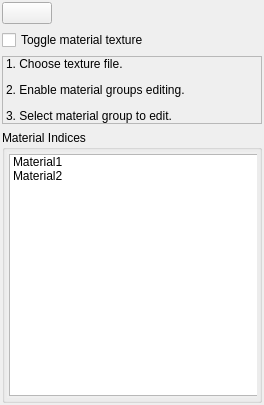
The window that Sources/formmaterialindicesmanager.ui (kmkolasinski/AwesomeBump) describes before a commit, drawn with Qt 5.
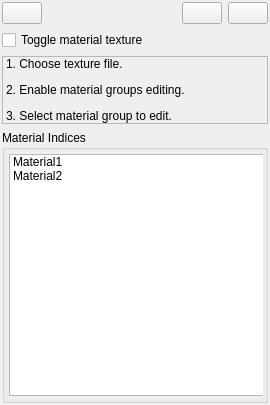
The same window after the commit. Icons and pictures are not drawn.

Diff of the .ui file:
```diff
--- a/Sources/formmaterialindicesmanager.ui
+++ b/Sources/formmaterialindicesmanager.ui
@@ -6,7 +6,7 @@
    <rect>
     <x>0</x>
     <y>0</y>
-    <width>264</width>
+    <width>270</width>
     <height>405</height>
    </rect>
   </property>
@@ -36,7 +36,7 @@
     <number>2</number>
    </property>
    <item>
-    <layout class="QVBoxLayout" name="verticalLayout_4">
+    <layout class="QHBoxLayout" name="horizontalLayout">
      <item>
       <widget class="QPushButton" name="pushButtonOpenMaterialImage">
        <property name="maximumSize">
@@ -69,6 +69,53 @@
        </property>
       </widget>
      </item>
+     <item>
+      <spacer name="horizontalSpacer">
+       <property name="orientation">
+        <enum>Qt::Horizontal</enum>
+       </property>
+       <property name="sizeHint" stdset="0">
+        <size>
+         <width>40</width>
+         <height>20</height>
+        </size>
+       </property>
+      </spacer>
+     </item>
+     <item>
+      <widget class="QPushButton" name="pushButtonCopyToClipboard">
+       <property name="text">
+        <string/>
+       </property>
+       <property name="icon">
+        <iconset resource="content.qrc">
+         <normaloff>:/resources/copyToCB.png</normaloff>:/resources/copyToCB.png</iconset>
+       </property>
+       <property name="iconSize">
+        <size>
+         <width>32</width>
+         <height>32</height>
+        </size>
+       </property>
+      </widget>
+     </item>
+     <item>
+      <widget class="QPushButton" name="pushButtonPasteFromClipboard">
+       <property name="text">
+        <string/>
+       </property>
+       <property name="icon">
+        <iconset resource="content.qrc">
+         <normaloff>:/resources/pasteFromCB.png</normaloff>:/resources/pasteFromCB.png</iconset>
+       </property>
+       <property name="iconSize">
+        <size>
+         <width>32</width>
+         <height>32</height>
+        </size>
+       </property>
+      </widget>
+     </item>
     </layout>
    </item>
    <item>
```
